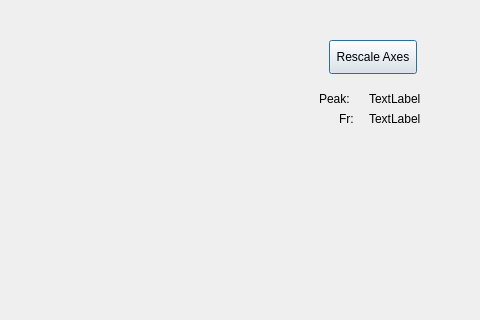
First picture: the form in bodedialog.ui, repository SP2FET/MMM, before the edit; both pictures show x 421 to 901 and y 0 to 320 of the 901 by 620 pixel window.
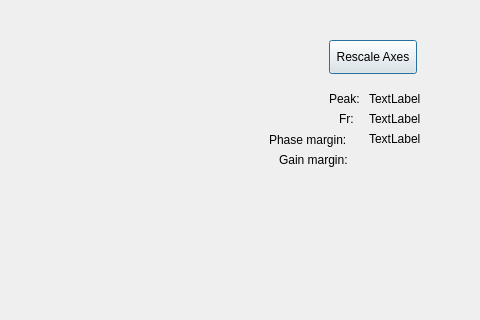
Second picture: the form after the edit. Custom widgets are drawn as their Qt base class.

```diff
--- a/bodedialog.ui
+++ b/bodedialog.ui
@@ -39,7 +39,7 @@
   <widget class="QLabel" name="label">
    <property name="geometry">
     <rect>
-     <x>740</x>
+     <x>750</x>
      <y>90</y>
      <width>41</width>
      <height>18</height>
@@ -88,6 +88,58 @@
     <string>TextLabel</string>
    </property>
   </widget>
+  <widget class="QLabel" name="label_3">
+   <property name="geometry">
+    <rect>
+     <x>690</x>
+     <y>130</y>
+     <width>91</width>
+     <height>20</height>
+    </rect>
+   </property>
+   <property name="text">
+    <string>Phase margin:</string>
+   </property>
+  </widget>
+  <widget class="QLabel" name="label_4">
+   <property name="geometry">
+    <rect>
+     <x>700</x>
+     <y>150</y>
+     <width>81</width>
+     <height>20</height>
+    </rect>
+   </property>
+   <property name="text">
+    <string>Gain margin:</string>
+   </property>
+  </widget>
+  <widget class="QLabel" name="phaseMarginLabel">
+   <property name="geometry">
+    <rect>
+     <x>790</x>
+     <y>130</y>
+     <width>58</width>
+     <height>18</height>
+    </rect>
+   </property>
+   <property name="text">
+    <string>TextLabel</string>
+   </property>
+  </widget>
+  <widget class="QLabel" name="GainMarginLabel">
+   <property name="geometry">
+    <rect>
+     <x>790</x>
+     <y>150</y>
+     <width>58</width>
+     <height>18</height>
+    </rect>
+   </property>
+   <property name="text">
+    <string/>
+   </property>
+  </widget>
  </widget>
  <customwidgets>
   <customwidget>
```
